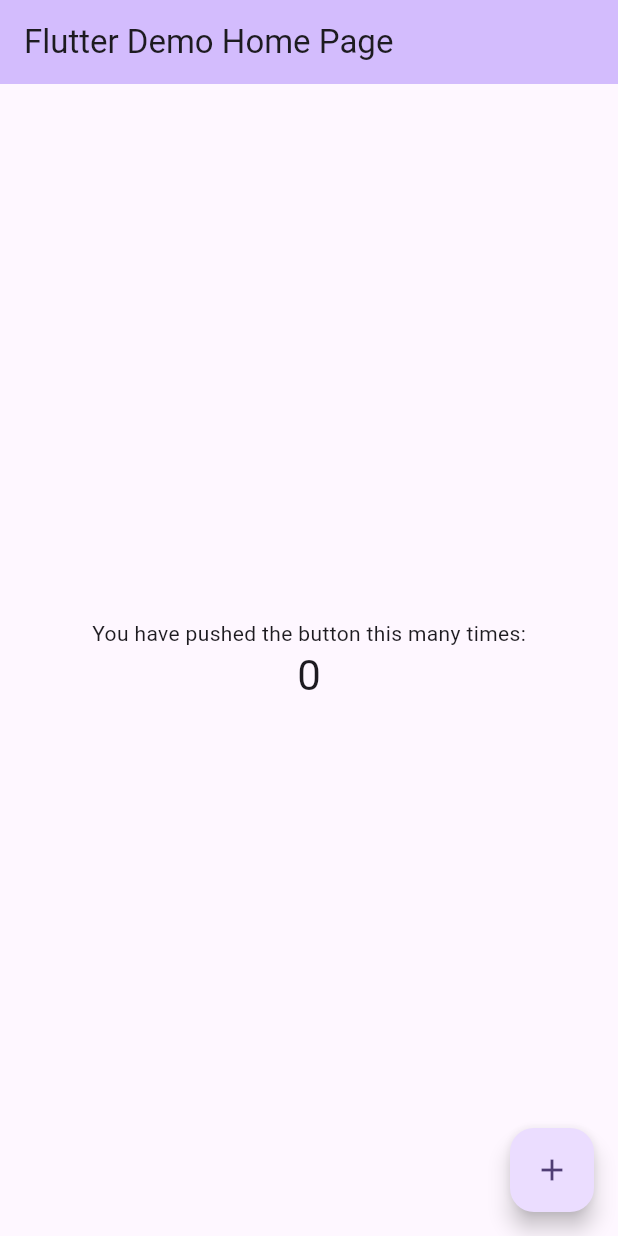
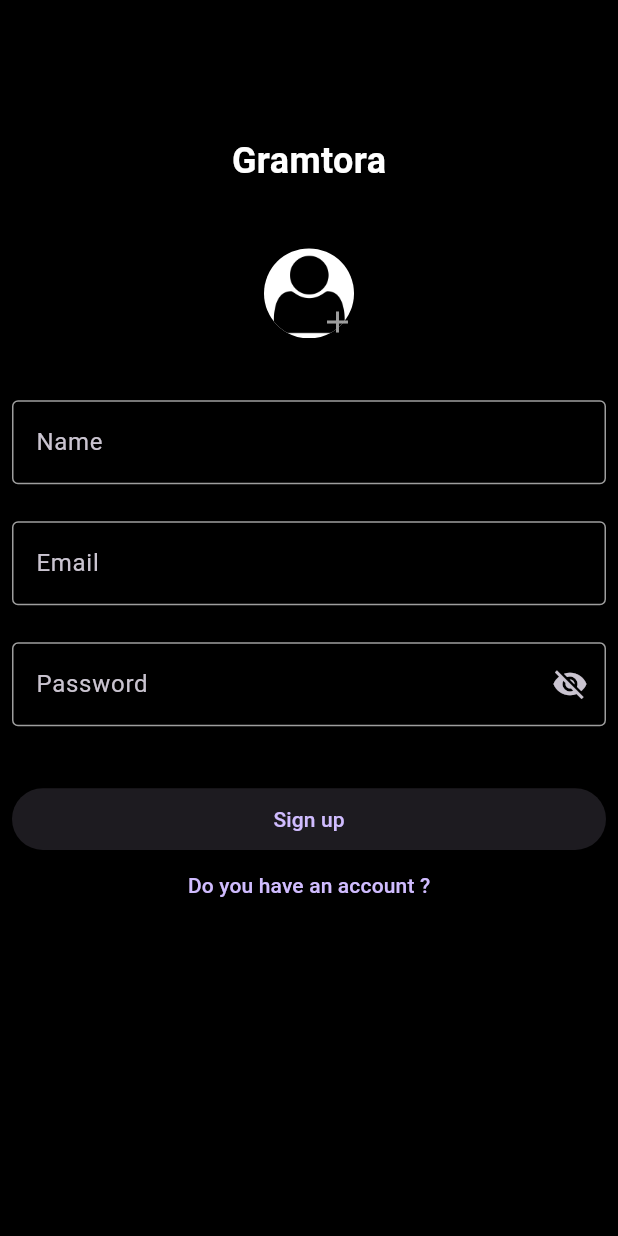
Before and after one commit to AbdelouahedAitessaih/Gramtora, a Flutter app: the screen it shows after launch, on a phone screen of 412 x 824 dp. Run offline on Flutter 3.47's test engine with Material 3 defaults, Android fonts, the light colour scheme and no system bars.

Commit message:
Sign up Ui

```diff
--- a/lib/main.dart
+++ b/lib/main.dart
@@ -1,4 +1,5 @@
 import 'package:flutter/material.dart';
+import 'package:gramtora/screens/sign_up.dart';
 
 void main() {
   runApp(const MyApp());
@@ -12,26 +13,8 @@
   Widget build(BuildContext context) {
     return MaterialApp(
       title: 'Flutter Demo',
-      theme: ThemeData(
-        // This is the theme of your application.
-        //
-        // TRY THIS: Try running your application with "flutter run". You'll see
-        // the application has a purple toolbar. Then, without quitting the app,
-        // try changing the seedColor in the colorScheme below to Colors.green
-        // and then invoke "hot reload" (save your changes or press the "hot
-        // reload" button in a Flutter-supported IDE, or press "r" if you used
-        // the command line to start the app).
-        //
-        // Notice that the counter didn't reset back to zero; the application
-        // state is not lost during the reload. To reset the state, use hot
-        // restart instead.
-        //
-        // This works for code too, not just values: Most code changes can be
-        // tested with just a hot reload.
-        colorScheme: ColorScheme.fromSeed(seedColor: Colors.deepPurple),
-        useMaterial3: true,
-      ),
-      home: const MyHomePage(title: 'Flutter Demo Home Page'),
+      theme: ThemeData.dark().copyWith(scaffoldBackgroundColor: Colors.black),
+      home: SignUp(),
     );
   }
 }
--- /dev/null
+++ b/lib/screens/sign_up.dart
@@ -0,0 +1,78 @@
+import 'package:flutter/material.dart';
+import 'package:gramtora/tools/widgets.dart';
+
+class SignUp extends StatefulWidget {
+  const SignUp({Key? key}) : super(key: key);
+
+  @override
+  State<SignUp> createState() => _SignUpState();
+}
+
+class _SignUpState extends State<SignUp> {
+  final formKey = GlobalKey<FormState>();
+  @override
+  Widget build(BuildContext context) {
+    double height = MediaQuery.of(context).size.height;
+    return SafeArea(
+      child: Scaffold(
+        body: Container(
+          padding: const EdgeInsets.all(8.0),
+          alignment: Alignment.topCenter,
+          child: Column(
+            children: [
+              SizedBox(height: height * 0.1),
+              const Text(
+                "Gramtora",
+                style: TextStyle(
+                    fontSize: 24,
+                    fontWeight: FontWeight.bold,
+                    color: Colors.white),
+              ),
+              SizedBox(height: height * 0.05),
+              Stack(
+                children: [
+                  const CircleAvatar(
+                    radius: 30,
+                    backgroundImage: AssetImage("assets/images/sans-image.png"),
+                    backgroundColor: Colors.white,
+                  ),
+                  Positioned(
+                      top: 25,
+                      left: 25,
+                      child: IconButton(
+                          onPressed: () => {},
+                          icon: const Icon(
+                            Icons.add,
+                            color: Colors.grey,
+                          )))
+                ],
+              ),
+              SizedBox(height: height * 0.05),
+              Form(
+                key: formKey,
+                child: Column(
+                  children: [
+                    Widgets.textFormField("Name", (value) {}),
+                    SizedBox(height: height * 0.03),
+                    Widgets.textFormField("Email", (value) {}),
+                    SizedBox(height: height * 0.03),
+                    Widgets.textFormField(
+                        "Password", (value) {}, Icon(Icons.visibility_off)),
+                  ],
+                ),
+              ),
+              SizedBox(height: height * 0.05),
+              SizedBox(
+                  height: height * 0.05,
+                  width: double.infinity,
+                  child: ElevatedButton(
+                      onPressed: () => {}, child: Text("Sign up"))),
+              TextButton(
+                  onPressed: () => {}, child: Text("Do you have an account ?"))
+            ],
+          ),
+        ),
+      ),
+    );
+  }
+}
--- /dev/null
+++ b/lib/tools/widgets.dart
@@ -0,0 +1,17 @@
+import 'package:flutter/material.dart';
+
+class Widgets {
+  static textFormField(String? hintText, String? Function(String?)? validator,
+      [Widget? suffix]) {
+    return TextFormField(
+      validator: validator,
+      decoration: InputDecoration(
+          hintText: hintText,
+          focusedBorder: const OutlineInputBorder(
+              borderSide: BorderSide(color: Colors.white)),
+          enabledBorder: const OutlineInputBorder(
+              borderSide: BorderSide(color: Colors.grey)),
+          suffixIcon: suffix),
+    );
+  }
+}
--- a/pubspec.yaml
+++ b/pubspec.yaml
@@ -59,8 +59,8 @@ flutter:
   uses-material-design: true
 
   # To add assets to your application, add an assets section, like this:
-  # assets:
-  #   - images/a_dot_burr.jpeg
+  assets:
+    - assets/images/
   #   - images/a_dot_ham.jpeg
 
   # An image asset can refer to one or more resolution-specific "variants", see
```
Also changed, not shown: assets/images/sans-image.png (added), 4 other files.
